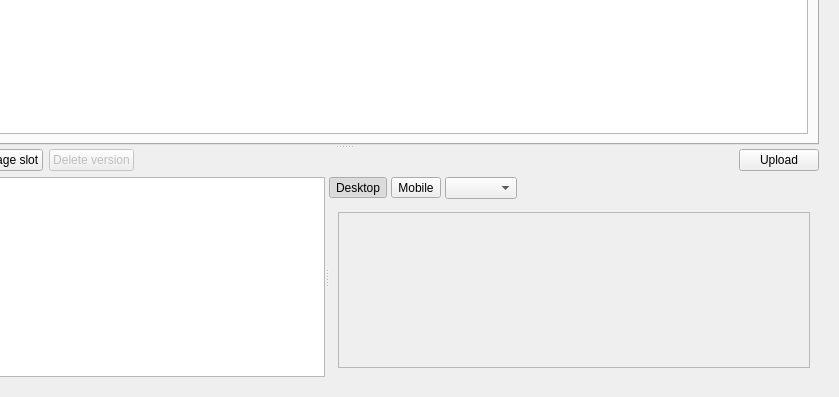
icingerpower/AmazonTemplate3, file AmazonTemplate3/gui/panes/PaneSizing.ui: the form before one commit; both pictures show x 412 to 1251 and y 384 to 781 of the 1251 by 781 pixel window.
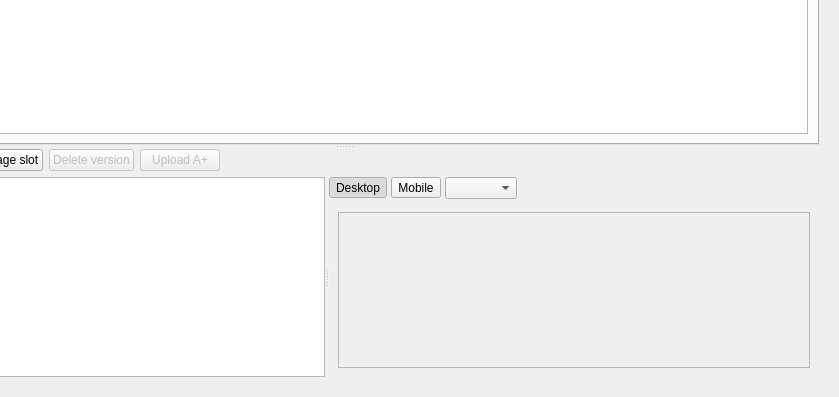
The form after the commit. The open tabs and pages were chosen to show the change. Custom widgets are drawn as their Qt base class.

Commit message: First version of A+ content upload with right issues to solve.

The edit to the form file:
```diff
--- a/AmazonTemplate3/gui/panes/PaneSizing.ui
+++ b/AmazonTemplate3/gui/panes/PaneSizing.ui
@@ -432,8 +432,8 @@
            <rect>
             <x>0</x>
             <y>0</y>
-            <width>996</width>
-            <height>525</height>
+            <width>956</width>
+            <height>497</height>
            </rect>
           </property>
           <attribute name="label">
@@ -578,6 +578,16 @@
                    </property>
                   </widget>
                  </item>
+                 <item>
+                  <widget class="QPushButton" name="buttonAplusUpload">
+                   <property name="enabled">
+                    <bool>false</bool>
+                   </property>
+                   <property name="text">
+                    <string>Upload A+</string>
+                   </property>
+                  </widget>
+                 </item>
                  <item>
                   <spacer name="horizontalSpacerAplusToolbar">
                    <property name="orientation">
@@ -591,13 +601,6 @@
                    </property>
                   </spacer>
                  </item>
-                 <item>
-                  <widget class="QPushButton" name="pushButtonUploadAPlus">
-                   <property name="text">
-                    <string>Upload</string>
-                   </property>
-                  </widget>
-                 </item>
                 </layout>
                </item>
                <item>
```
Left out of the diff: 30 changed lines with no effect on the pictures. The commit also changes 12 other files.
